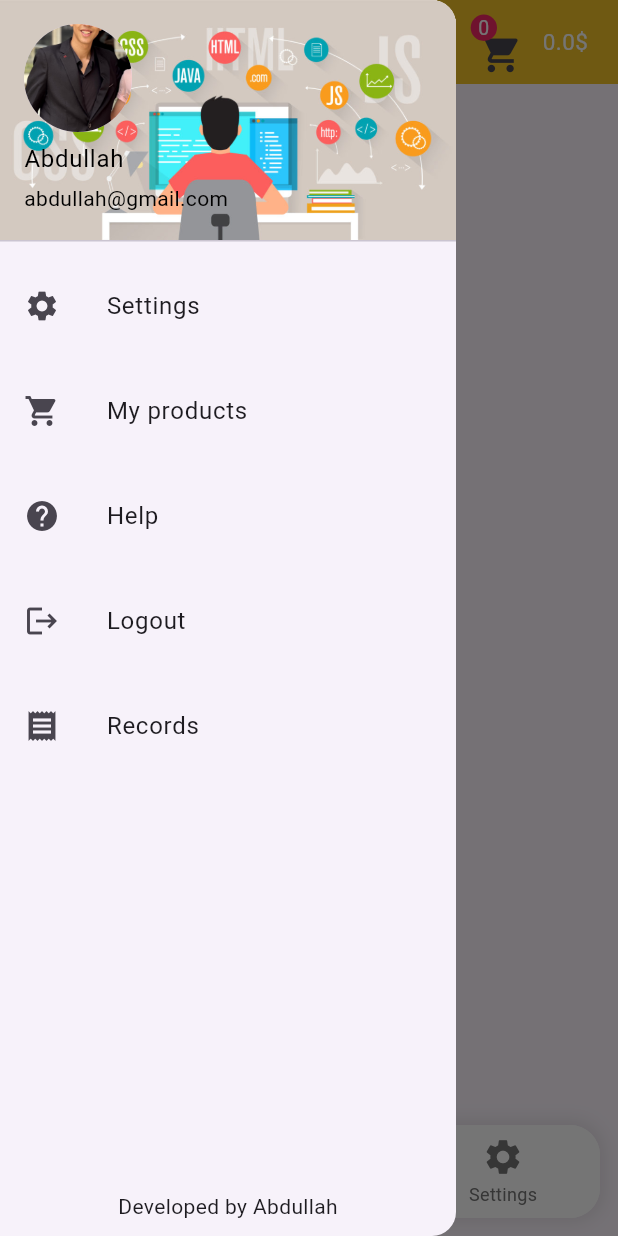
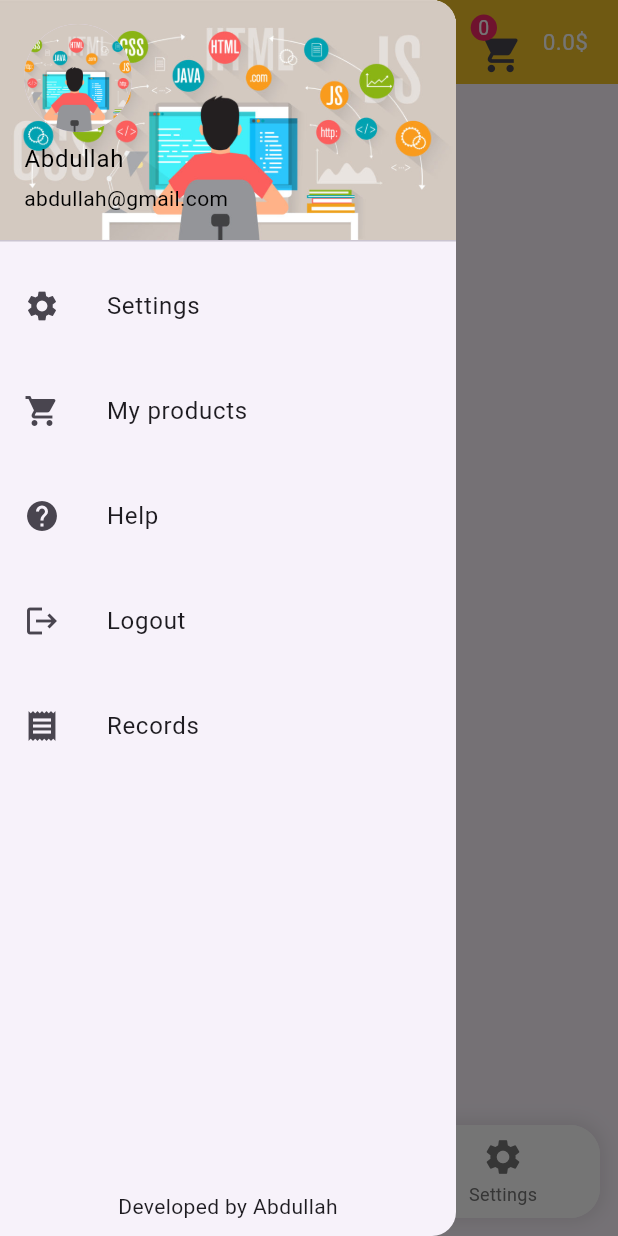
Before and after one commit to Bodeayman/EcomFlutter, a Flutter app: the Home screen opened directly, with the side drawer open, on a phone screen of 412 x 824 dp. Run offline on Flutter 3.47's test engine with Material 3 defaults, Android fonts, the phone set to English and light mode, and no system bars; our stand-ins replace bloc; network calls fail.

Commit message:
Added validation to login , Fixed some functions of the drawer, simple logout snackbar , tried to fix the decimal point numbers

```diff
--- a/lib/pages/Details/details.dart
+++ b/lib/pages/Details/details.dart
@@ -68,7 +68,7 @@ class _DetailsState extends State<Details> {
                   Container(
                     padding: const EdgeInsets.only(right: 20),
                     child: Text(
-                      "${value.total_Price}\$",
+                      "${value.totalPrice}\$",
                       style: const TextStyle(fontSize: 15, color: Colors.white),
                     ),
                   ),
--- a/lib/pages/Home/home_view.dart
+++ b/lib/pages/Home/home_view.dart
@@ -20,14 +20,14 @@ class _HomeState extends State<Home> {
   Home({Key? key}) : super(key: key);
   Don't know what is the use of this shit
    */
-  int product_needed = 0;
-  int total_price = 0;
-  int _current_index = 0;
+  int productNeeded = 0;
+  int totalPrice = 0;
+  int current_index = 0;
   late PageController _pageController = PageController();
   @override
   void initState() {
     super.initState();
-    _pageController = PageController(initialPage: _current_index);
+    _pageController = PageController(initialPage: current_index);
   }
 
   @override
@@ -47,7 +47,7 @@ class _HomeState extends State<Home> {
                       IconButton(
                         onPressed: () {
                           setState(() {
-                            _current_index = 1;
+                            current_index = 1;
                           });
                           _pageController.animateToPage(
                             1,
@@ -79,7 +79,7 @@ class _HomeState extends State<Home> {
                   Container(
                     padding: const EdgeInsets.only(right: 20),
                     child: Text(
-                      "${value.total_Price}\$",
+                      "${value.totalPrice}\$",
                       style: const TextStyle(fontSize: 15, color: Colors.white),
                     ),
                   ),
@@ -93,7 +93,7 @@ class _HomeState extends State<Home> {
         controller: _pageController,
         onPageChanged: (index) {
           setState(() {
-            _current_index = index;
+            current_index = index;
           });
         },
         children: const [ProductsPage(), Checkout(), Settings()],
@@ -123,10 +123,10 @@ class _HomeState extends State<Home> {
             elevation: 0, // Removes default shadow
             selectedFontSize: 14, // Larger text
             unselectedFontSize: 12, // Slightly smaller unselected text
-            currentIndex: _current_index,
+            currentIndex: current_index,
             onTap: (index) {
               setState(() {
-                _current_index = index;
+                current_index = index;
               });
               _pageController.animateToPage(
                 index,
--- a/lib/pages/MainPages/products.dart
+++ b/lib/pages/MainPages/products.dart
@@ -1,7 +1,6 @@
 import 'package:ecomflutter/model/item.dart';
 import 'package:ecomflutter/pages/Details/details.dart';
 import 'package:ecomflutter/provider/cart.dart';
-import 'package:flutter/cupertino.dart';
 import 'package:flutter/material.dart';
 import 'package:provider/provider.dart';
 
@@ -47,7 +46,7 @@ class _ProductsPageState extends State<ProductsPage> {
                   return IconButton(
                     icon: const Icon(Icons.plus_one),
                     onPressed: () {
-                      value.add(itemList[index]);
+                      value.addElementToCart(itemList[index]);
                     },
                     style: ButtonStyle(
                       backgroundColor: WidgetStateProperty.all(
--- a/lib/pages/MainPages/settings.dart
+++ b/lib/pages/MainPages/settings.dart
@@ -12,7 +12,9 @@ class _SettingsState extends State<Settings> {
   @override
   Widget build(BuildContext context) {
     return const Scaffold(
-      body: SingleChildScrollView(child: Column(children: [SwitchTile()])),
+      body: SingleChildScrollView(
+        child: Column(children: [SizedBox(height: 10), SwitchTile()]),
+      ),
     );
   }
 }
--- a/lib/pages/Register/Widgets/check_register_sen.dart
+++ b/lib/pages/Register/Widgets/check_register_sen.dart
@@ -15,7 +15,7 @@ class CheckRegisterSen extends StatelessWidget {
           onPressed: () {
             Navigator.pushReplacement(
               context,
-              MaterialPageRoute(builder: (context) => const Login()),
+              MaterialPageRoute(builder: (context) => Login()),
             );
           },
         ),
--- a/lib/pages/Register/register.dart
+++ b/lib/pages/Register/register.dart
@@ -47,7 +47,7 @@ class _RegisterState extends State<Register> {
                     hintMessage: "Password",
                   ),
                   const SizedBox(height: 33),
-                  CustomValidButton(formKey: _formKey),
+                  CustomValidButton(formKey: _formKey, buttonText: "Register"),
                   const SizedBox(height: 24),
                   CheckRegisterSen(),
                 ],
--- a/lib/shared/home_drawer.dart
+++ b/lib/shared/home_drawer.dart
@@ -1,4 +1,5 @@
 import 'package:ecomflutter/shared/listtile.dart';
+import 'package:ecomflutter/shared/utils/utils.dart';
 import 'package:flutter/material.dart';
 
 class HomeDrawer extends StatelessWidget {
@@ -22,30 +23,44 @@ class HomeDrawer extends StatelessWidget {
                   style: TextStyle(color: Colors.black),
                 ),
                 currentAccountPicture: CircleAvatar(
-                  backgroundImage: AssetImage("assets/img/my_img.jpg"),
+                  backgroundImage: AssetImage("assets/img/background.jpg"),
                   radius: 55,
                 ),
                 decoration: BoxDecoration(
                   image: DecorationImage(
-                      image: AssetImage("assets/img/background.jpg"),
-                      fit: BoxFit.cover),
+                    image: AssetImage("assets/img/background.jpg"),
+                    fit: BoxFit.cover,
+                  ),
                 ),
               ),
               Column(
                 children: [
                   //They are self defined widgets
                   ListSetting(
-                      my_icon: const Icon(Icons.settings),
-                      hint_list: "Settings"),
+                    myIcon: const Icon(Icons.settings),
+                    hintList: "Settings",
+                    onPressFunc: (context) => GoToSettings(context),
+                  ),
                   ListSetting(
-                      my_icon: const Icon(Icons.shopping_cart),
-                      hint_list: "My products"),
+                    myIcon: const Icon(Icons.shopping_cart),
+                    hintList: "My products",
+                    onPressFunc: (context) => GoToProducts(context),
+                  ),
                   ListSetting(
-                      my_icon: const Icon(Icons.help), hint_list: "Help"),
+                    myIcon: const Icon(Icons.help),
+                    hintList: "Help",
+                    onPressFunc: (context) => GoToHelp(context),
+                  ),
                   ListSetting(
-                      my_icon: const Icon(Icons.logout), hint_list: "Logout"),
+                    myIcon: const Icon(Icons.logout),
+                    hintList: "Logout",
+                    onPressFunc: (context) => Logout(context),
+                  ),
                   ListSetting(
-                      my_icon: const Icon(Icons.receipt), hint_list: "Records"),
+                    myIcon: const Icon(Icons.receipt),
+                    hintList: "Records",
+                    onPressFunc: (context) => GoToRecords(context),
+                  ),
                 ],
               ),
 
@@ -54,9 +69,7 @@ class HomeDrawer extends StatelessWidget {
           ),
           Container(
             margin: const EdgeInsets.only(bottom: 10.0),
-            child: const Text(
-              "Developed by Abdullah",
-            ),
+            child: const Text("Developed by Abdullah"),
           ),
         ],
       ),
--- a/lib/shared/listtile.dart
+++ b/lib/shared/listtile.dart
@@ -1,23 +1,24 @@
-import 'package:ecomflutter/pages/Records/record_view.dart';
 import 'package:flutter/material.dart';
 
 class ListSetting extends StatelessWidget {
-  String hint_list;
-  Icon my_icon;
-  ListSetting({super.key, required this.hint_list, required this.my_icon});
+  String hintList;
+  Icon myIcon;
+  final void Function(BuildContext context) onPressFunc;
+  ListSetting({
+    super.key,
+    required this.hintList,
+    required this.myIcon,
+    required this.onPressFunc,
+  });
   @override
   Widget build(BuildContext context) {
     return InkWell(
-      onTap: () {
-        Navigator.of(
-          context,
-        ).push(MaterialPageRoute(builder: (context) => const RecordView()));
-      },
+      onTap: () => onPressFunc(context),
       child: ListTile(
-        leading: my_icon,
+        leading: myIcon,
         title: Container(
           padding: const EdgeInsets.all(15),
-          child: Text(hint_list),
+          child: Text(hintList),
         ),
       ),
     );
--- /dev/null
+++ b/release/hint.txt
@@ -0,0 +1,3 @@
+"Download the apk from here , and if you have any feedback , send it in my email (Not inside the app)"
+"Of course the backend of this app is still not really or the app actually is wip"
+So ENJOY
```
Also changed, not shown: lib/pages/Login/Widgets/custom_text_input.dart (+17 -2 lines), lib/pages/Login/login.dart (+71 -5 lines), lib/pages/MainPages/Widgets/Switch_tile.dart (+17 -6 lines), lib/pages/MainPages/checkout.dart (+3 -4 lines), lib/pages/Records/Widgets/call_api.dart (+9 -5 lines), lib/pages/Register/Widgets/custom_valid_button.dart (+8 -3 lines), lib/provider/cart.dart (+10 -5 lines), lib/shared/utils/utils.dart (added, +34 -0 lines), 1 other file.
